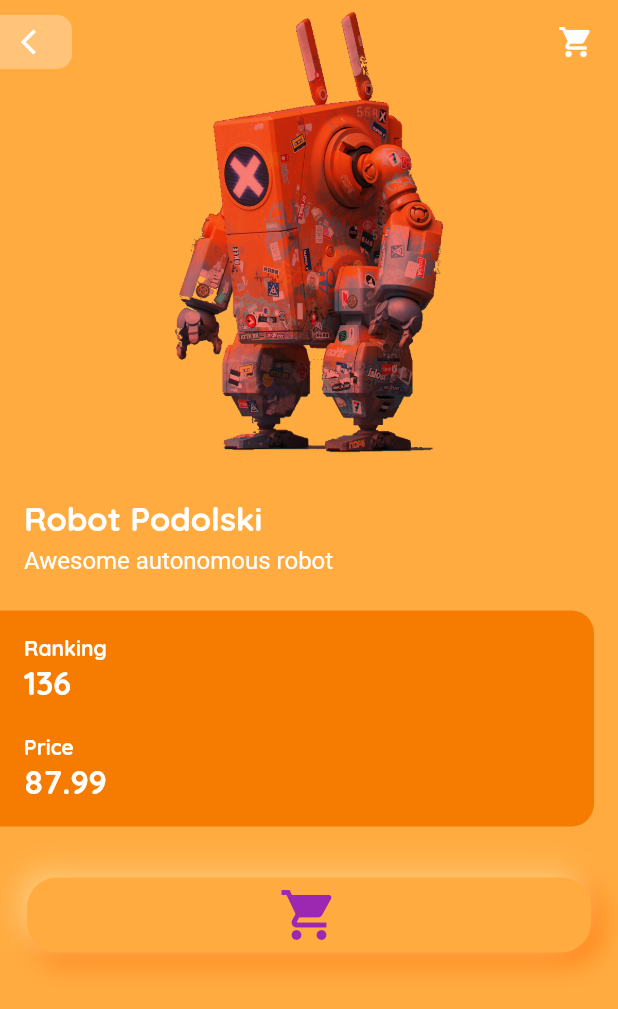
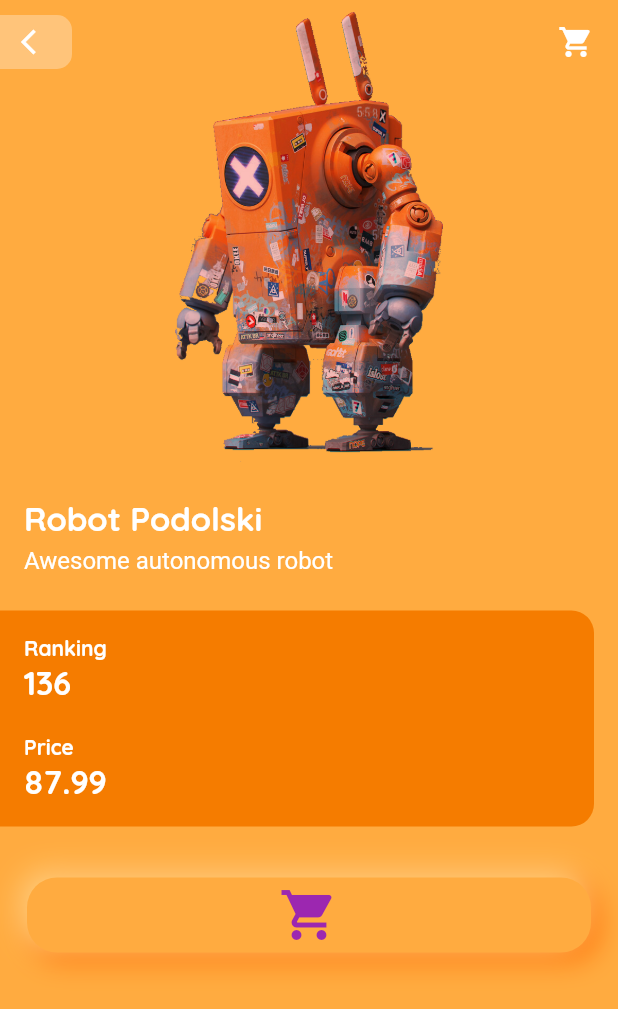
Before and after one commit to sebaslogen/toys_demo, a Flutter app: the screen it shows after launch, after a tap on "136", on a phone screen of 412 x 824 dp. Shown: the top 1009 px of the screen. Run offline on Flutter 3.47's test engine with Material 2 defaults, Android fonts, the phone set to English and light mode, and no system bars; our stand-ins replace cached_network_image; network calls fail.

Commit message:
7-animations-3-tween-animation-builder: add Tween animation

```diff
--- a/lib/widgets/ToyImageHeader.dart
+++ b/lib/widgets/ToyImageHeader.dart
@@ -26,7 +26,7 @@ class _ToyImageHeaderState extends State<ToyImageHeader> {
         tag: widget.toy.imageName,
         child: TweenAnimationBuilder(
             tween: ColorTween(begin: Colors.white, end: Colors.red),
-            duration: Duration(seconds: 1),
+            duration: Duration(seconds: 2),
             builder: (_, Color color, __) {
               return ColorFiltered(
                 colorFilter: ColorFilter.mode(color, BlendMode.modulate),
```
